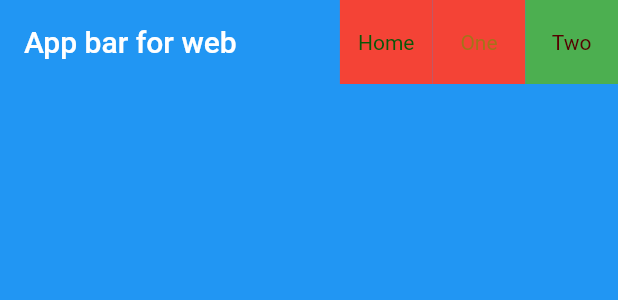
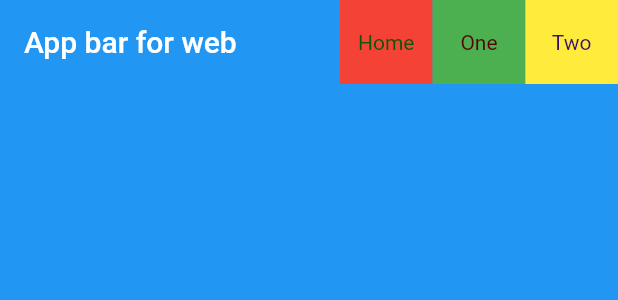
Before and after one commit to jrmarkham/dynamic_layout, a Flutter app: the CoreAppBar widget shown alone on an empty page, opened directly, on a phone screen of 412 x 824 dp. Shown: the top 300 px of the screen. Run offline on Flutter 3.47's test engine with Material 2 defaults, Android fonts, the phone set to English and light mode, and no system bars; our stand-ins replace flutter_bloc.

Commit message:
fix screen one

```diff
--- a/lib/src/ui/screens/screen_one.dart
+++ b/lib/src/ui/screens/screen_one.dart
@@ -14,7 +14,7 @@ class ScreenOne extends StatelessWidget {
       body: Column(
         children:  [
           SizedBox(height: deviceType.getCorePadding()),
-          const Center(child: Text('Home')),
+          const Center(child: Text('Screen One')),
           SizedBox(height: deviceType.getCorePadding()),
 
           const TestViewButtons(),
--- a/lib/src/ui/widgets/app_bars/core_app_bar.dart
+++ b/lib/src/ui/widgets/app_bars/core_app_bar.dart
@@ -30,7 +30,7 @@ class CoreAppBar extends StatelessWidget {
         CoreButton(
 
           label: 'One',
-          color: BaseColor.blue,
+          color: BaseColor.green,
           size: ButtonSize.small,
           callback: () => _navCall(Nav.one),
 
@@ -38,7 +38,7 @@ class CoreAppBar extends StatelessWidget {
         CoreButton(
 
           label: 'Two',
-          color: BaseColor.green,
+          color: BaseColor.yellow,
           size: ButtonSize.small,
           callback: () => _navCall(Nav.two),
 
```
